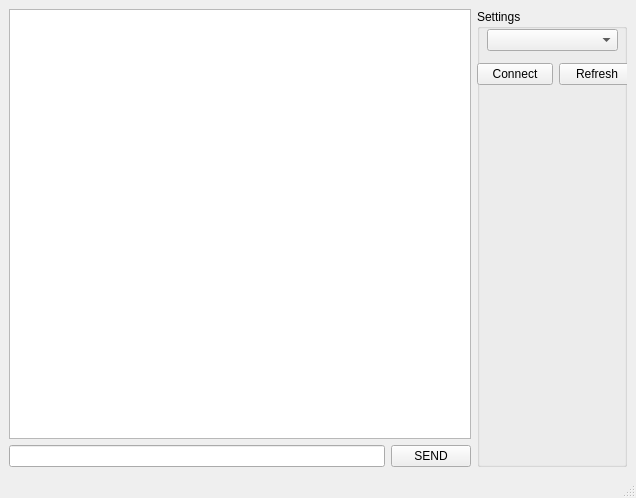
Qt form mainwindow.ui (erguvann/serial_port_com) before a commit.
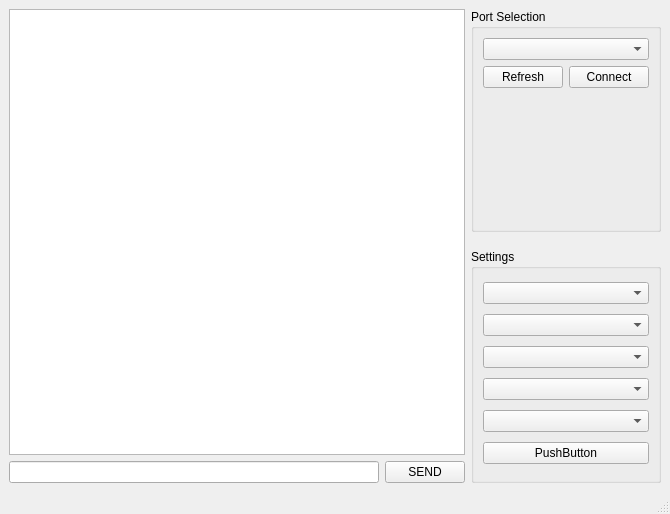
The same form after that commit.

The edit to the form file:
```diff
--- a/mainwindow.ui
+++ b/mainwindow.ui
@@ -6,8 +6,8 @@
    <rect>
     <x>0</x>
     <y>0</y>
-    <width>636</width>
-    <height>498</height>
+    <width>670</width>
+    <height>514</height>
    </rect>
   </property>
   <property name="windowTitle">
@@ -37,46 +37,27 @@
      </layout>
     </item>
     <item>
+     <layout class="QVBoxLayout" name="verticalLayout_2">
+      <item alignment="Qt::AlignTop">
      <widget class="QGroupBox" name="groupBox">
       <property name="minimumSize">
        <size>
-        <width>150</width>
-        <height>0</height>
+          <width>158</width>
+          <height>223</height>
        </size>
       </property>
       <property name="title">
-       <string>Settings</string>
+         <string>Port Selection</string>
       </property>
       <property name="checkable">
        <bool>false</bool>
       </property>
-      <widget class="QComboBox" name="comPortBox">
-       <property name="geometry">
-        <rect>
-         <x>10</x>
-         <y>20</y>
-         <width>131</width>
-         <height>22</height>
-        </rect>
-       </property>
-      </widget>
-      <widget class="QWidget" name="horizontalLayoutWidget">
-       <property name="geometry">
-        <rect>
-         <x>0</x>
-         <y>50</y>
-         <width>158</width>
-         <height>31</height>
-        </rect>
-       </property>
-       <layout class="QHBoxLayout" name="horizontalLayout_2">
+        <layout class="QVBoxLayout" name="verticalLayout_3">
         <item>
-         <widget class="QPushButton" name="connectButton">
-          <property name="text">
-           <string>Connect</string>
-          </property>
-         </widget>
-        </item>
+          <widget class="QComboBox" name="comPortBox"/>
+         </item>
+         <item>
+          <layout class="QHBoxLayout" name="0">
         <item>
          <widget class="QPushButton" name="comPortButton">
           <property name="text">
@@ -84,9 +65,63 @@
           </property>
          </widget>
         </item>
-       </layout>
-      </widget>
-     </widget>
+           <item>
+            <widget class="QPushButton" name="connectButton">
+             <property name="text">
+              <string>Connect</string>
+             </property>
+            </widget>
+           </item>
+          </layout>
+         </item>
+         <item>
+          <spacer name="verticalSpacer">
+           <property name="orientation">
+            <enum>Qt::Vertical</enum>
+           </property>
+           <property name="sizeHint" stdset="0">
+            <size>
+             <width>20</width>
+             <height>40</height>
+            </size>
+           </property>
+          </spacer>
+         </item>
+        </layout>
+       </widget>
+      </item>
+      <item>
+       <widget class="QGroupBox" name="groupBox_2">
+        <property name="title">
+         <string>Settings</string>
+        </property>
+        <layout class="QVBoxLayout" name="verticalLayout_4">
+         <item>
+          <widget class="QComboBox" name="baudRateBox"/>
+         </item>
+         <item>
+          <widget class="QComboBox" name="dataBitBox"/>
+         </item>
+         <item>
+          <widget class="QComboBox" name="stopBitBox"/>
+         </item>
+         <item>
+          <widget class="QComboBox" name="parityBox"/>
+         </item>
+         <item>
+          <widget class="QComboBox" name="flowControlBox"/>
+         </item>
+         <item>
+          <widget class="QPushButton" name="applyButton">
+           <property name="text">
+            <string>PushButton</string>
+           </property>
+          </widget>
+         </item>
+        </layout>
+       </widget>
+      </item>
+     </layout>
     </item>
    </layout>
   </widget>
```
Left out of the diff: 2 changed lines with no effect on the pictures. Lines whose indentation alone changed are shown as unchanged.
